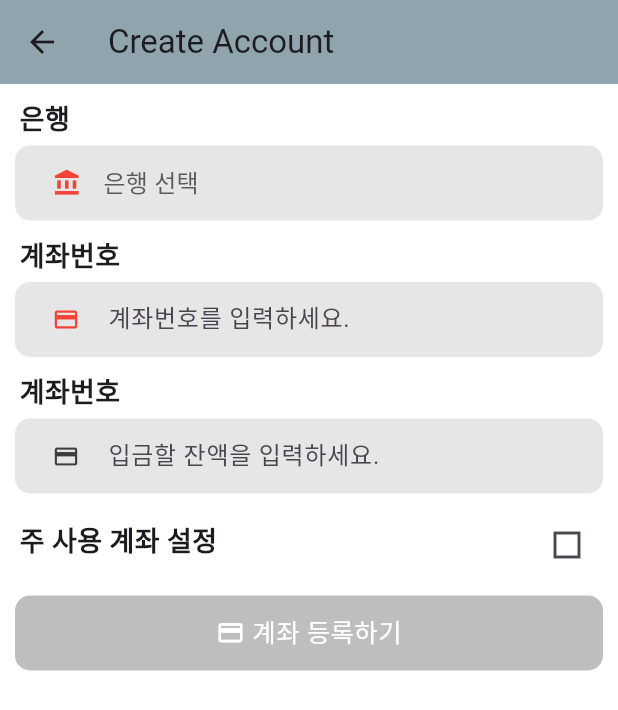
After one commit to Idooru/smart_market_mobile_app, a Flutter app: the CreateAccountPage screen opened directly, on a phone screen of 412 x 824 dp. The commit adds this screen. Shown: the top 710 px of the screen. Run offline on Flutter 3.47's test engine with Material 3 defaults, Android fonts, the phone set to English and light mode, and no system bars; our stand-ins replace dio, flutter_dotenv, get_it, shared_preferences, shimmer, video_player; accounts and stored records are empty; network calls fail.

Commit message:
[feature] 계좌 등록

```diff
--- a/lib/core/common/route.strategy.dart
+++ b/lib/core/common/route.strategy.dart
@@ -1,4 +1,5 @@
 import 'package:flutter/material.dart';
+import 'package:smart_market/model/account/presentation/routes/route.strategy.dart';
 import 'package:smart_market/model/product/presentation/routes/route.strategy.dart';
 import 'package:smart_market/model/user/presentation/routes/route.strategy.dart';
 
@@ -9,4 +10,5 @@ abstract class RouteStrategy {
 final Map<String, RouteStrategy> routeStrategies = {
   ...productRouteStrategies,
   ...userRouteStrategies,
+  ...accountRouteStrategies,
 };
--- a/lib/core/utils/get_it_initializer.dart
+++ b/lib/core/utils/get_it_initializer.dart
@@ -1,9 +1,13 @@
 import 'package:get_it/get_it.dart';
 import 'package:shared_preferences/shared_preferences.dart';
 import 'package:smart_market/model/account/data/repository/account.repository_impl.dart';
+import 'package:smart_market/model/account/data/repository/account_validate.repository_impl.dart';
 import 'package:smart_market/model/account/data/service/account.service_impl.dart';
+import 'package:smart_market/model/account/data/service/account_validate.service_impl.dart';
 import 'package:smart_market/model/account/domain/repository/account.repository.dart';
+import 'package:smart_market/model/account/domain/repository/account_validate.repository.dart';
 import 'package:smart_market/model/account/domain/service/account.service.dart';
+import 'package:smart_market/model/account/domain/service/account_validate.service.dart';
 import 'package:smart_market/model/product/data/repository/product.repository_impl.dart';
 import 'package:smart_market/model/product/data/service/product.service_impl.dart';
 import 'package:smart_market/model/product/domain/repository/product.repository.dart';
@@ -31,4 +35,6 @@ Future<void> initLocator() async {
   locator.registerLazySingleton<UserValidateRepository>(() => UserValidateRepositoryImpl());
   locator.registerLazySingleton<AccountService>(() => AccountServiceImpl());
   locator.registerLazySingleton<AccountRepository>(() => AccountRepositoryImpl());
+  locator.registerLazySingleton<AccountValidateService>(() => AccountValidateServiceImpl());
+  locator.registerLazySingleton<AccountValidateRepository>(() => AccountValidateRepositoryImpl());
 }
--- a/lib/main.dart
+++ b/lib/main.dart
@@ -4,6 +4,7 @@ import 'package:provider/provider.dart';
 import 'package:smart_market/core/common/route.strategy.dart';
 import 'package:smart_market/core/themes/theme_data.dart';
 import 'package:smart_market/core/utils/get_it_initializer.dart';
+import 'package:smart_market/model/account/presentation/state/create_account.provider.dart';
 import 'package:smart_market/model/main/presentation/pages/navigation.page.dart';
 import 'package:smart_market/model/product/presentation/state/product_filtered.provider.dart';
 import 'package:smart_market/model/product/presentation/state/product_search.provider.dart';
@@ -20,6 +21,7 @@ void main() async {
         ChangeNotifierProvider(create: (context) => ProductFilteredProvider()),
         ChangeNotifierProvider(create: (context) => ProductSearchProvider()),
         ChangeNotifierProvider(create: (context) => EditUserColumnProvider()),
+        ChangeNotifierProvider(create: (context) => CreateAccountProvider()),
       ],
       child: const MyApp(),
     ),
--- /dev/null
+++ b/lib/model/account/domain/entities/create_account.entity.dart
@@ -0,0 +1,22 @@
+class RequestCreateAccount {
+  final String bank;
+  final String accountNumber;
+  final int balance;
+  final bool isMainAccount;
+
+  const RequestCreateAccount({
+    required this.bank,
+    required this.accountNumber,
+    required this.balance,
+    required this.isMainAccount,
+  });
+
+  Map<String, dynamic> toJson() {
+    return {
+      "bank": bank,
+      "accountNumber": accountNumber,
+      "balance": balance,
+      "isMainAccount": isMainAccount,
+    };
+  }
+}
--- a/lib/model/account/domain/repository/account.repository.dart
+++ b/lib/model/account/domain/repository/account.repository.dart
@@ -1,6 +1,7 @@
 import 'package:smart_market/core/common/data_state.dart';
 import 'package:smart_market/model/account/domain/entities/account.entity.dart';
 import 'package:smart_market/model/account/domain/entities/account_transaction.entity.dart';
+import 'package:smart_market/model/account/domain/entities/create_account.entity.dart';
 
 abstract interface class AccountRepository {
   Future<DataState<List<ResponseAccount>>> fetchAccounts(String accessToken, RequestAccounts args);
@@ -8,4 +9,5 @@ abstract interface class AccountRepository {
   Future<DataState<void>> withdraw(String accessToken, RequestAccountTransaction args);
   Future<DataState<void>> setMainAccount(String accessToken, String id);
   Future<DataState<void>> deleteAccount(String accessToken, String id);
+  Future<DataState<void>> createAccount(String accessToken, RequestCreateAccount args);
 }
--- /dev/null
+++ b/lib/model/account/domain/repository/account_validate.repository.dart
@@ -0,0 +1,6 @@
+import 'package:smart_market/core/common/data_state.dart';
+import 'package:smart_market/core/common/validate.entity.dart';
+
+abstract interface class AccountValidateRepository {
+  Future<DataState<ResponseValidate>> validateAccountNumber(String accountNumber);
+}
--- a/lib/model/account/domain/service/account.service.dart
+++ b/lib/model/account/domain/service/account.service.dart
@@ -1,5 +1,6 @@
 import 'package:smart_market/model/account/domain/entities/account.entity.dart';
 import 'package:smart_market/model/account/domain/entities/account_transaction.entity.dart';
+import 'package:smart_market/model/account/domain/entities/create_account.entity.dart';
 
 abstract interface class AccountService {
   Future<List<ResponseAccount>> getAccounts(RequestAccounts args);
@@ -7,4 +8,5 @@ abstract interface class AccountService {
   Future<void> withdraw(RequestAccountTransaction args);
   Future<void> setMainAccount(String id);
   Future<void> deleteAccount(String id);
+  Future<void> createAccount(RequestCreateAccount args);
 }
--- /dev/null
+++ b/lib/model/account/domain/service/account_validate.service.dart
@@ -0,0 +1,5 @@
+import 'package:smart_market/core/common/validate.entity.dart';
+
+abstract interface class AccountValidateService {
+  Future<ResponseValidate> validateAccountNumber(String accountNumber);
+}
--- /dev/null
+++ b/lib/model/account/presentation/pages/create_account.page.dart
@@ -0,0 +1,123 @@
+import 'package:flutter/material.dart';
+import 'package:provider/provider.dart';
+import 'package:smart_market/core/errors/dio_fail.error.dart';
+import 'package:smart_market/core/utils/get_it_initializer.dart';
+import 'package:smart_market/core/widgets/common/conditional_button_bar.widget.dart';
+import 'package:smart_market/model/account/domain/entities/create_account.entity.dart';
+import 'package:smart_market/model/account/domain/service/account.service.dart';
+import 'package:smart_market/model/account/presentation/state/create_account.provider.dart';
+import 'package:smart_market/model/account/presentation/widgets/deposit_balance.widget.dart';
+import 'package:smart_market/model/account/presentation/widgets/edit_account_number.widget.dart';
+import 'package:smart_market/model/account/presentation/widgets/select_bank.widget.dart';
+import 'package:smart_market/model/account/presentation/widgets/set_main_account.widget.dart';
+
+class CreateAccountPage extends StatefulWidget {
+  const CreateAccountPage({super.key});
+
+  @override
+  State<CreateAccountPage> createState() => _CreateAccountPageState();
+}
+
+class _CreateAccountPageState extends State<CreateAccountPage> {
+  final AccountService _accountService = locator<AccountService>();
+  final GlobalKey<SelectBankWidgetState> _bankKey = GlobalKey<SelectBankWidgetState>();
+  final GlobalKey<EditAccountNumberWidgetState> _accountNumberKey = GlobalKey<EditAccountNumberWidgetState>();
+  final GlobalKey<DepositBalanceWidgetState> _depositKey = GlobalKey<DepositBalanceWidgetState>();
+  final GlobalKey<SetMainAccountWidgetState> _setMainAccountKey = GlobalKey<SetMainAccountWidgetState>();
+
+  late CreateAccountProvider _provider;
+
+  @override
+  void initState() {
+    super.initState();
+
+    _provider = context.read<CreateAccountProvider>();
+  }
+
+  @override
+  void dispose() {
+    WidgetsBinding.instance.addPostFrameCallback((_) {
+      _provider.clearAll();
+    });
+
+    super.dispose();
+  }
+
+  bool _hasError = false;
+  String _errorMessage = "";
+
+  Future<void> pressCreateAccount() async {
+    NavigatorState navigator = Navigator.of(context);
+    ScaffoldMessengerState scaffoldMessenger = ScaffoldMessenger.of(context);
+
+    String balanceText = _depositKey.currentState!.depositController.text;
+    int balance = balanceText.isNotEmpty ? int.parse(balanceText) : 0;
+
+    RequestCreateAccount args = RequestCreateAccount(
+      bank: _bankKey.currentState!.selectedBank,
+      accountNumber: _accountNumberKey.currentState!.accountNumberController.text,
+      balance: balance,
+      isMainAccount: _setMainAccountKey.currentState!.isChecked,
+    );
+
+    try {
+      await _accountService.createAccount(args);
+      navigator.pop(true);
+      scaffoldMessenger.showSnackBar(const SnackBar(content: Text('계좌 생성이 완료되었습니다.')));
+    } on DioFailError catch (_) {
+      setState(() {
+        _hasError = true;
+        _errorMessage = "서버 에러";
+      });
+    }
+  }
+
+  ConditionalButtonBarWidget getCreateAccountButton(CreateAccountProvider provider) {
+    bool isAllValid = provider.isBankValid && provider.isAccountNumberValid;
+
+    return ConditionalButtonBarWidget(
+      icon: Icons.credit_card,
+      title: "계좌 등록하기",
+      isValid: isAllValid,
+      pressCallback: pressCreateAccount,
+    );
+  }
+
+  @override
+  Widget build(BuildContext context) {
+    return Consumer<CreateAccountProvider>(
+      builder: (BuildContext context, CreateAccountProvider provider, Widget? child) {
+        return Scaffold(
+          appBar: AppBar(
+            title: const Text("Create Account"),
+            centerTitle: false,
+            flexibleSpace: Container(
+              color: Colors.blueGrey[300], // 스크롤 될 시 색상 변경 방지
+            ),
+          ),
+          body: Padding(
+            padding: const EdgeInsets.all(10),
+            child: SingleChildScrollView(
+              child: Column(
+                children: [
+                  SelectBankWidget(key: _bankKey),
+                  EditAccountNumberWidget(key: _accountNumberKey),
+                  DepositWidget(key: _depositKey),
+                  SetMainAccountWidget(key: _setMainAccountKey),
+                  const SizedBox(height: 10),
+                  getCreateAccountButton(provider),
+                  if (_hasError)
+                    Center(
+                        child: Text(
+                      _errorMessage,
+                      style: const TextStyle(color: Colors.red),
+                    )),
+                ],
+              ),
+            ),
+          ),
+        );
+      },
+    );
+  }
+}
--- /dev/null
+++ b/lib/model/account/presentation/state/create_account.provider.dart
@@ -0,0 +1,25 @@
+import 'package:flutter/material.dart';
+
+class CreateAccountProvider extends ChangeNotifier {
+  bool _isBankValid = false;
+  bool _isAccountNumberValid = false;
+
+  bool get isBankValid => _isBankValid;
+  bool get isAccountNumberValid => _isAccountNumberValid;
+
+  void setIsBankValid(bool isBankValid) {
+    _isBankValid = isBankValid;
+    notifyListeners();
+  }
+
+  void setIsAccountNumberVali(bool isAccountNumberValid) {
+    _isAccountNumberValid = isAccountNumberValid;
+    notifyListeners();
+  }
+
+  void clearAll() {
+    _isBankValid = false;
+    _isAccountNumberValid = false;
+    notifyListeners();
+  }
+}
--- /dev/null
+++ b/lib/model/account/presentation/widgets/deposit_balance.widget.dart
@@ -0,0 +1,49 @@
+import 'package:flutter/material.dart';
+import 'package:smart_market/core/widgets/common/focus_edit.widget.dart';
+import 'package:smart_market/model/user/common/mixin/edit_widget.mixin.dart';
+
+class DepositWidget extends StatefulWidget {
+  const DepositWidget({super.key});
+
+  @override
+  State<DepositWidget> createState() => DepositBalanceWidgetState();
+}
+
+class DepositBalanceWidgetState extends EditWidgetState<DepositWidget> with EditWidget {
+  final FocusNode _focusNode = FocusNode();
+  final TextEditingController depositController = TextEditingController();
+
+  @override
+  FocusNode get focusNode => throw UnimplementedError();
+
+  @override
+  void dispose() {
+    _focusNode.dispose();
+    depositController.dispose();
+    super.dispose();
+  }
+
+  @override
+  Widget build(BuildContext context) {
+    return Column(
+      crossAxisAlignment: CrossAxisAlignment.start,
+      children: [
+        getTitle("계좌번호"),
+        getEditWidget(
+          TextField(
+            focusNode: _focusNode,
+            controller: depositController,
+            keyboardType: TextInputType.number,
+            style: getInputTextStyle(),
+            decoration: const InputDecoration(
+              isDense: true,
+              border: InputBorder.none,
+              prefixIcon: Icon(Icons.credit_card, color: Color.fromARGB(255, 60, 60, 60)),
+              hintText: "입금할 잔액을 입력하세요.",
+            ),
+          ),
+        ),
+      ],
+    );
+  }
+}
--- /dev/null
+++ b/lib/model/account/presentation/widgets/edit_account_number.widget.dart
@@ -0,0 +1,94 @@
+import 'package:flutter/material.dart';
+import 'package:provider/provider.dart';
+import 'package:smart_market/core/common/validate.entity.dart';
+import 'package:smart_market/core/errors/dio_fail.error.dart';
+import 'package:smart_market/core/utils/get_it_initializer.dart';
+import 'package:smart_market/core/widgets/common/focus_edit.widget.dart';
+import 'package:smart_market/model/account/domain/service/account_validate.service.dart';
+import 'package:smart_market/model/account/presentation/state/create_account.provider.dart';
+import 'package:smart_market/model/user/common/interface/edit_detector.interface.dart';
+import 'package:smart_market/model/user/common/mixin/edit_widget.mixin.dart';
+
+class EditAccountNumberWidget extends StatefulWidget {
+  final bool isLastWidget;
+
+  const EditAccountNumberWidget({
+    super.key,
+    this.isLastWidget = false,
+  });
+
+  @override
+  State<EditAccountNumberWidget> createState() => EditAccountNumberWidgetState();
+}
+
+class EditAccountNumberWidgetState extends EditWidgetState<EditAccountNumberWidget> with EditWidget implements EditDetector {
+  final FocusNode _focusNode = FocusNode();
+  final TextEditingController accountNumberController = TextEditingController();
+  final AccountValidateService _accountValidateService = locator<AccountValidateService>();
+  late CreateAccountProvider _provider;
+
+  bool _isValid = false;
+  String _errorMessage = "";
+
+  @override
+  FocusNode get focusNode => throw UnimplementedError();
+
+  @override
+  void initState() {
+    super.initState();
+    _provider = context.read<CreateAccountProvider>();
+  }
+
+  @override
+  void dispose() {
+    _focusNode.dispose();
+    accountNumberController.dispose();
+    super.dispose();
+  }
+
+  @override
+  Future<void> detectInput(String? _) async {
+    bool isValid;
+    String errorMessage;
+
+    String accountNumber = accountNumberController.text;
+
+    try {
+      ResponseValidate result = await _accountValidateService.validateAccountNumber(accountNumber);
+
+      isValid = result.isValidate;
+      errorMessage = result.message;
+    } on DioFailError catch (_) {
+      isValid = false;
+      errorMessage = "서버 에러";
+    }
+
+    setState(() {
+      _isValid = isValid;
+      _errorMessage = errorMessage;
+    });
+
+    _provider.setIsAccountNumberVali(_isValid);
+  }
+
+  @override
+  Widget build(BuildContext context) {
+    return Column(
+      crossAxisAlignment: CrossAxisAlignment.start,
+      children: [
+        getTitle("계좌번호"),
+        getEditWidget(
+          TextField(
+            focusNode: _focusNode,
+            controller: accountNumberController,
+            textInputAction: widget.isLastWidget ? TextInputAction.done : TextInputAction.next,
+            style: getInputTextStyle(),
+            onChanged: detectInput,
+            decoration: getInputDecoration(Icons.credit_card, _isValid, "계좌번호를 입력하세요."),
+          ),
+        ),
+        if (!_isValid && _errorMessage.isNotEmpty) getErrorArea(_errorMessage)
+      ],
+    );
+  }
+}
--- /dev/null
+++ b/lib/model/account/presentation/widgets/select_bank.widget.dart
@@ -0,0 +1,106 @@
+import 'package:flutter/material.dart';
+import 'package:provider/provider.dart';
+import 'package:smart_market/model/account/presentation/state/create_account.provider.dart';
+import 'package:smart_market/model/user/common/mixin/edit_widget.mixin.dart';
+
+class SelectBankWidget extends StatefulWidget {
+  const SelectBankWidget({super.key});
+
+  @override
+  State<SelectBankWidget> createState() => SelectBankWidgetState();
+}
+
+class SelectBankWidgetState extends State<SelectBankWidget> with EditWidget {
+  late CreateAccountProvider _provider;
+
+  bool _isValid = false;
+  String selectedBank = "";
+
+  @override
+  void initState() {
+    super.initState();
+    _provider = context.read<CreateAccountProvider>();
+  }
+
+  void pressBank(String bank) {
+    setState(() {
+      selectedBank = bank;
+      _isValid = true;
+    });
+
+    _provider.setIsBankValid(true);
+    Navigator.of(context).pop();
+  }
+
+  void pressSelectBank() {
+    showModalBottomSheet(
+      context: context,
+      backgroundColor: const Color.fromARGB(255, 245, 245, 245),
+      builder: (context) {
+        return SafeArea(
+          child: Column(
+            mainAxisSize: MainAxisSize.min,
+            children: [
+              GestureDetector(
+                onTap: () => pressBank("국민은행"),
+                child: const ListTile(
+                  title: Center(child: Text("국민은행")),
+                ),
+              ),
+              GestureDetector(
+                onTap: () => pressBank("농협은행"),
+                child: const ListTile(
+                  title: Center(child: Text("농협은행")),
+                ),
+              ),
+              GestureDetector(
+                onTap: () => pressBank("우리은행"),
+                child: const ListTile(
+                  title: Center(child: Text("우리은행")),
+                ),
+              ),
+            ],
+          ),
+        );
+      },
+    );
+  }
+
+  @override
+  Widget build(BuildContext context) {
+    return Column(
+      crossAxisAlignment: CrossAxisAlignment.start,
+      children: [
+        getTitle("은행"),
+        getEditWidget(
+          Row(
+            crossAxisAlignment: CrossAxisAlignment.center,
+            children: [
+              const SizedBox(width: 15),
+              Icon(
+                Icons.account_balance,
+                size: 19,
+                color: _isValid ? Colors.green : Colors.red,
+              ),
+              const SizedBox(width: 15),
+              Expanded(
+                child: TextButton(
+                  onPressed: pressSelectBank,
+                  style: TextButton.styleFrom(
+                    padding: EdgeInsets.zero,
+                    alignment: Alignment.centerLeft,
+                    tapTargetSize: MaterialTapTargetSize.shrinkWrap,
+                  ),
+                  child: Text(
+                    !_isValid ? "은행 선택" : selectedBank,
+                    style: const TextStyle(fontSize: 16, color: Color.fromARGB(255, 90, 90, 90)),
+                  ),
+                ),
+              ),
+            ],
+          ),
+        ),
+      ],
+    );
+  }
+}
--- /dev/null
+++ b/lib/model/account/presentation/widgets/set_main_account.widget.dart
@@ -0,0 +1,33 @@
+import 'package:flutter/material.dart';
+import 'package:smart_market/model/user/common/mixin/edit_widget.mixin.dart';
+
+class SetMainAccountWidget extends StatefulWidget {
+  const SetMainAccountWidget({super.key});
+
+  @override
+  State<SetMainAccountWidget> createState() => SetMainAccountWidgetState();
+}
+
+class SetMainAccountWidgetState extends State<SetMainAccountWidget> with EditWidget {
+  bool isChecked = false;
+
+  void pressCheckBox() {
+    setState(() {
+      isChecked = !isChecked;
+    });
+  }
+
+  @override
+  Widget build(BuildContext context) {
+    return Row(
+      children: [
+        getTitle("주 사용 계좌 설정"),
+        const Spacer(),
+        IconButton(
+          onPressed: pressCheckBox,
+          icon: Icon(isChecked ? Icons.check_box_outlined : Icons.check_box_outline_blank_sharp),
+        ),
+      ],
+    );
+  }
+}
```
Also changed, not shown: lib/model/account/data/repository/account.repository_impl.dart (+17 -0 lines), lib/model/account/data/repository/account_validate.repository_impl.dart (added, +20 -0 lines), lib/model/account/data/service/account.service_impl.dart (+8 -0 lines), lib/model/account/data/service/account_validate.service_impl.dart (added, +18 -0 lines), lib/model/account/presentation/routes/route.strategy.dart (added, +17 -0 lines), lib/model/account/presentation/widgets/account_list.widget.dart (+12 -9 lines).
